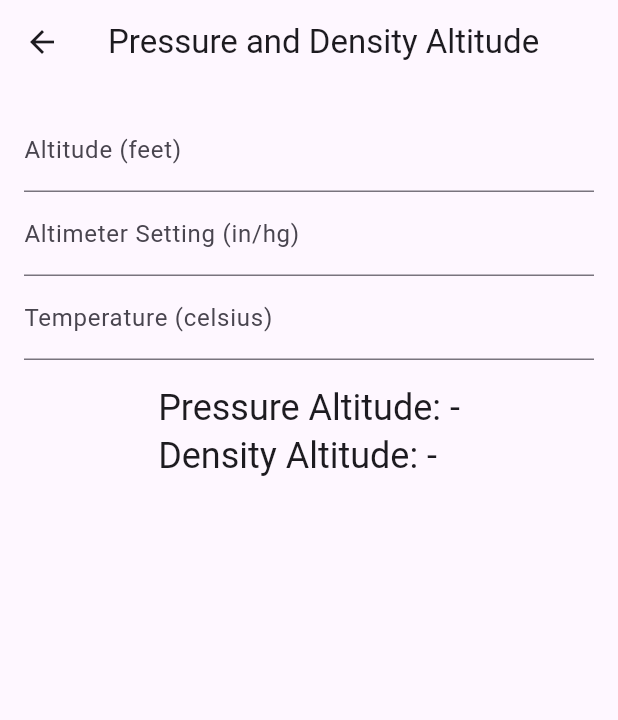
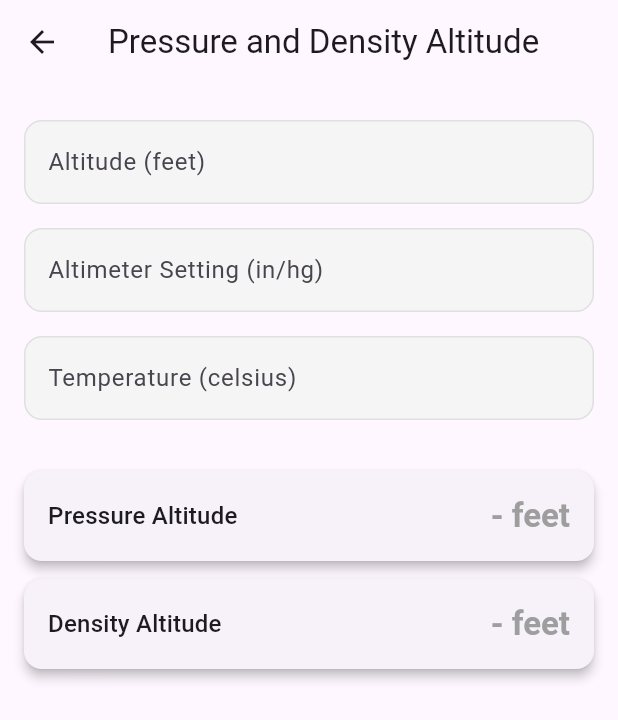
Before and after one commit to andrehebra/e6b_flutter, a Flutter app: the CalculatorPage screen opened directly, on a phone screen of 412 x 824 dp. Shown: the top 720 px of the screen. Run offline on Flutter 3.47's test engine with Material 3 defaults, Android fonts, the phone set to English and light mode, and no system bars.

Commit message:
updated display of inputs and results, allow for null checking of inputs to determine if results should be displayed

```diff
--- a/lib/pages/CalculatorPage.dart
+++ b/lib/pages/CalculatorPage.dart
@@ -10,10 +10,22 @@ class CalculatorField {
   });
 }
 
+class CalculatorResult {
+  final String title;
+  final double? value;
+  final String unit;
+
+  const CalculatorResult({
+    required this.title,
+    required this.value,
+    required this.unit,
+  });
+}
+
 class CalculatorPage extends StatefulWidget {
   final String title;
   final List<CalculatorField> fields;
-  final String? Function(Map<String, double?>) calculate;
+  final List<CalculatorResult> Function(Map<String, double?>) calculate;
 
   const CalculatorPage({
     super.key,
@@ -28,7 +40,7 @@ class CalculatorPage extends StatefulWidget {
 
 class _CalculatorPageState extends State<CalculatorPage> {
   final Map<String, TextEditingController> _controllers = {};
-  String? _result;
+  List<CalculatorResult> _results = [];
 
   @override
   void initState() {
@@ -50,13 +62,26 @@ class _CalculatorPageState extends State<CalculatorPage> {
   }
 
   void _updateResult() {
-    final values = <String, double>{};
+    final values = <String, double?>{};
     for (var entry in _controllers.entries) {
-      values[entry.key] = double.tryParse(entry.value.text) ?? 0.0;
+      values[entry.key] = double.tryParse(entry.value.text);
     }
     setState(() {
-      _result = widget.calculate(values);
+      _results = widget.calculate(values);
     });
+  }
+
+  String? _unitForField(String name) {
+    switch (name) {
+      case "indicatedAlt":
+        return "ft";
+      case "altimeter":
+        return "inHg";
+      case "temperature":
+        return "°C";
+      default:
+        return null;
+    }
   }
 
   @override
@@ -65,23 +90,79 @@ class _CalculatorPageState extends State<CalculatorPage> {
       appBar: AppBar(title: Text(widget.title)),
       body: Padding(
         padding: const EdgeInsets.all(16),
+        child: SingleChildScrollView(
           child: Column(
             children: [
               for (var field in widget.fields)
-              TextField(
+                Padding(
+                  padding: const EdgeInsets.symmetric(vertical: 8),
+                  child: TextFormField(
                     controller: _controllers[field.name],
                     keyboardType: TextInputType.number,
-                decoration: InputDecoration(labelText: field.label),
+                    decoration: InputDecoration(
+                      labelText: field.label,
+                      filled: true,
+                      fillColor: Colors.grey.shade100,
+                      border: OutlineInputBorder(
+                        borderRadius: BorderRadius.circular(12),
+                        borderSide: BorderSide.none,
                       ),
-            const SizedBox(height: 16),
-            if (_result != null)
+                      enabledBorder: OutlineInputBorder(
+                        borderRadius: BorderRadius.circular(12),
+                        borderSide: BorderSide(color: Colors.grey.shade300),
+                      ),
+                      focusedBorder: OutlineInputBorder(
+                        borderRadius: BorderRadius.circular(12),
+                        borderSide:
+                            const BorderSide(color: Colors.blue, width: 2),
+                      ),
+
+                      suffixText:
+                          _unitForField(field.name), // <- helper to show units
+                    ),
+                  ),
+                ),
+              const SizedBox(height: 20),
+              if (_results.isNotEmpty)
+                Column(
+                  children: _results.map((r) {
+                    return Card(
+                      margin: const EdgeInsets.symmetric(vertical: 6),
+                      elevation: 3,
+                      shape: RoundedRectangleBorder(
+                        borderRadius: BorderRadius.circular(12),
+                      ),
+                      child: Padding(
+                        padding: const EdgeInsets.all(16),
+                        child: Row(
+                          mainAxisAlignment: MainAxisAlignment.spaceBetween,
+                          children: [
                             Text(
-                "$_result",
-                style: Theme.of(context).textTheme.headlineSmall,
+                              r.title,
+                              style: Theme.of(context).textTheme.titleMedium,
+                            ),
+                            Text(
+                              r.value != null
+                                  ? "${r.value!.toStringAsFixed(2)} ${r.unit}"
+                                  : "- ${r.unit}",
+                              style: Theme.of(context)
+                                  .textTheme
+                                  .titleLarge
+                                  ?.copyWith(
+                                    fontWeight: FontWeight.bold,
+                                    color: r.value == null ? Colors.grey : null,
+                                  ),
                             ),
                           ],
                         ),
                       ),
                     );
+                  }).toList(),
+                ),
+            ],
+          ),
+        ),
+      ),
+    );
   }
 }
```
Also changed, not shown: lib/components/Calculators.dart (+77 -34 lines), pubspec.lock. Lines whose indentation alone changed are shown as unchanged.
